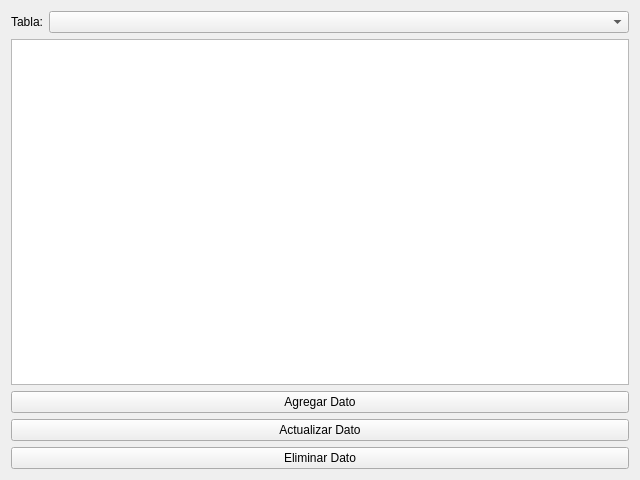
This is ui/gamelibrarywidget.ui in Abysmal683/chatbot-cpp as Qt 5 draws it before an edit. The edited form follows.
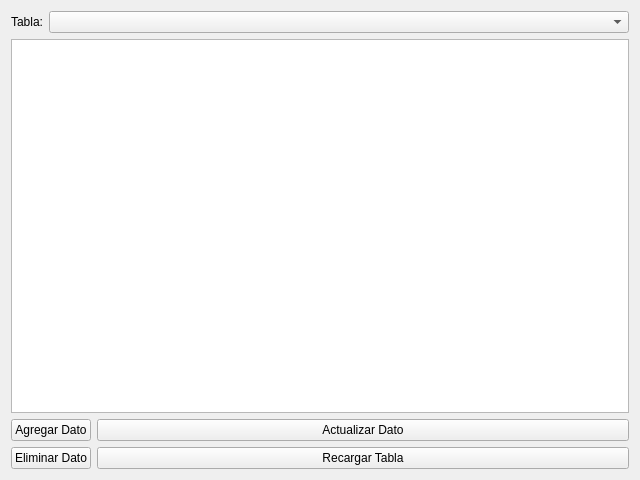
This is the edited form.

Commit message: por accidente borrer un .h importante y restaure, cree nuevos .sql para llenar la tabla

The edit to the form file:
```diff
--- a/ui/gamelibrarywidget.ui
+++ b/ui/gamelibrarywidget.ui
@@ -50,28 +50,59 @@
     <widget class="QTableView" name="tableViewLibreria"/>
    </item>
    <item>
-    <layout class="QVBoxLayout" name="verticalLayout_2">
-     <item>
+    <layout class="QFormLayout" name="formLayout">
+     <item row="0" column="0">
       <widget class="QPushButton" name="pushButtonAgregar">
+       <property name="sizePolicy">
+        <sizepolicy hsizetype="Expanding" vsizetype="Fixed">
+         <horstretch>0</horstretch>
+         <verstretch>0</verstretch>
+        </sizepolicy>
+       </property>
        <property name="text">
         <string>Agregar Dato</string>
        </property>
       </widget>
      </item>
-     <item>
+     <item row="0" column="1">
       <widget class="QPushButton" name="pushButtonActualizar">
+       <property name="sizePolicy">
+        <sizepolicy hsizetype="Expanding" vsizetype="Fixed">
+         <horstretch>0</horstretch>
+         <verstretch>0</verstretch>
+        </sizepolicy>
+       </property>
        <property name="text">
         <string>Actualizar Dato</string>
        </property>
       </widget>
      </item>
-     <item>
+     <item row="1" column="0">
       <widget class="QPushButton" name="pushButtonEliminar">
+       <property name="sizePolicy">
+        <sizepolicy hsizetype="Expanding" vsizetype="Fixed">
+         <horstretch>0</horstretch>
+         <verstretch>0</verstretch>
+        </sizepolicy>
+       </property>
        <property name="text">
         <string>Eliminar Dato</string>
        </property>
       </widget>
      </item>
+     <item row="1" column="1">
+      <widget class="QPushButton" name="pushButtonRecargar">
+       <property name="sizePolicy">
+        <sizepolicy hsizetype="Expanding" vsizetype="Fixed">
+         <horstretch>0</horstretch>
+         <verstretch>0</verstretch>
+        </sizepolicy>
+       </property>
+       <property name="text">
+        <string>Recargar Tabla</string>
+       </property>
+      </widget>
+     </item>
     </layout>
    </item>
   </layout>
```
The commit also changes 18 other files.
